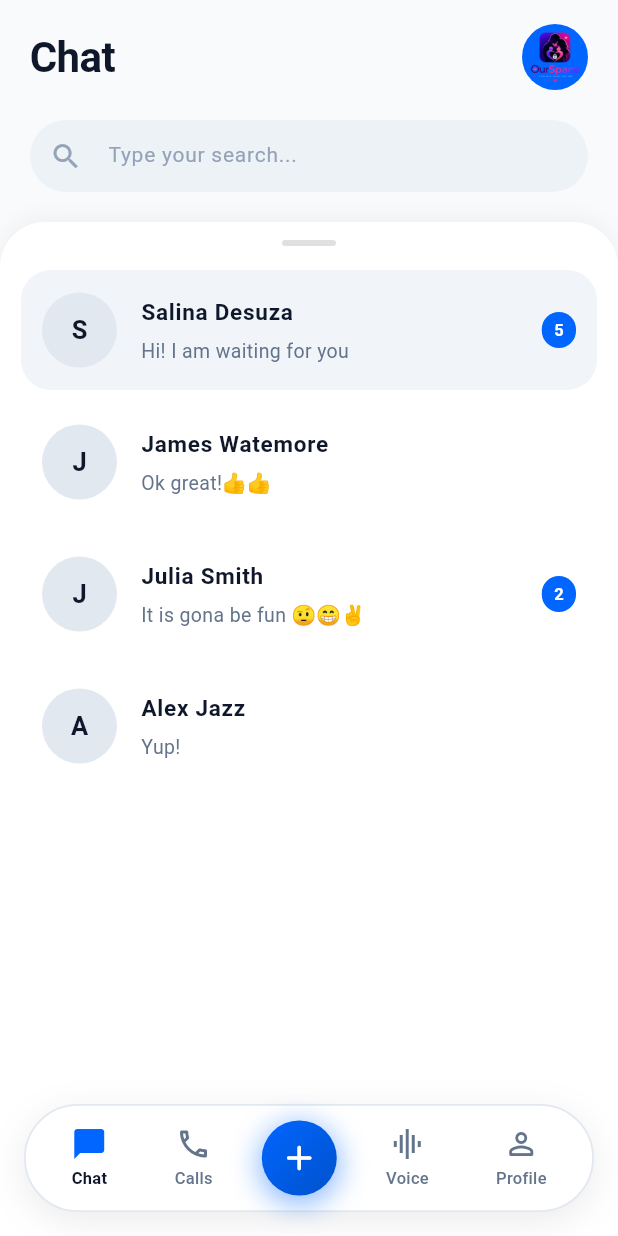
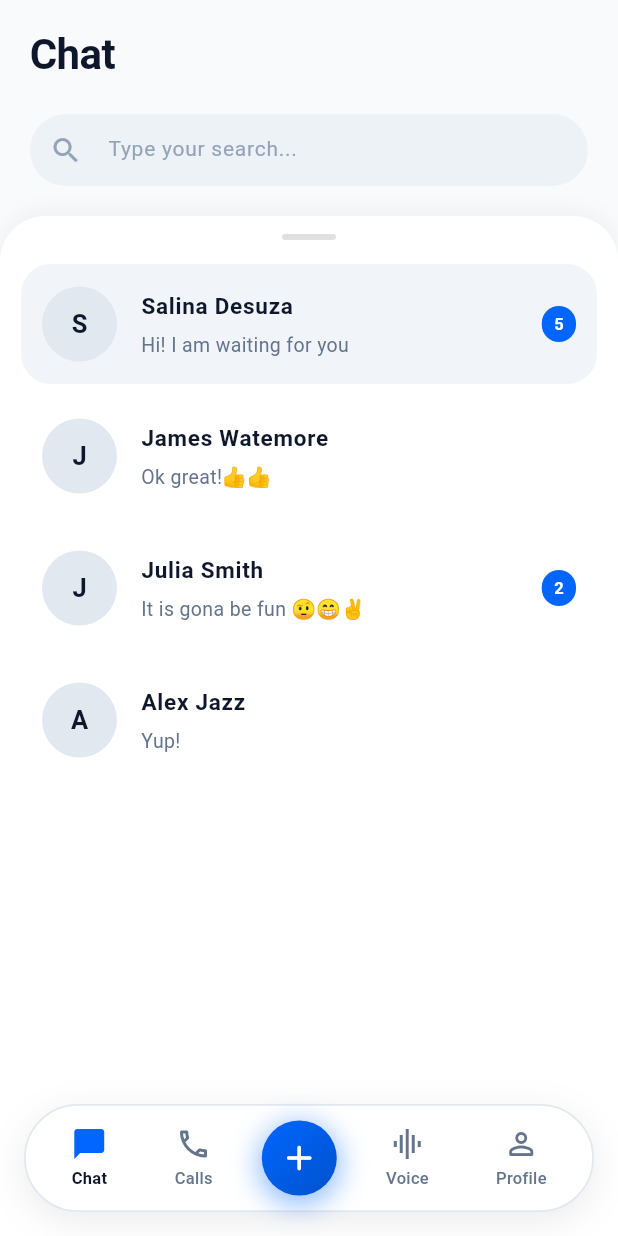
Before and after one commit to Virusboot/OurSpace, a Flutter app: the HomeScreen screen opened directly with empty values, on a phone screen of 412 x 824 dp. Run offline on Flutter 3.47's test engine with Material 3 defaults, Android fonts, the phone set to English and light mode, and no system bars; our stand-ins replace flutter_secure_storage, local_auth; accounts and stored records are empty.

Commit message:
style(mobile_flutter): remove profile icon from top-right header of HomeScreen

```diff
--- a/mobile_flutter/lib/features/chat/presentation/screens/home_screen.dart
+++ b/mobile_flutter/lib/features/chat/presentation/screens/home_screen.dart
@@ -517,25 +517,6 @@ class _HomeScreenState extends State<HomeScreen> {
                       letterSpacing: -0.4,
                     ),
                   ),
-                  GestureDetector(
-                    onTap: widget.onOpenSettings,
-                    child: Container(
-                      padding: const EdgeInsets.all(2),
-                      decoration: const BoxDecoration(
-                        color: Color(0xFF0066FF),
-                        shape: BoxShape.circle,
-                      ),
-                      child: ClipRRect(
-                        borderRadius: BorderRadius.circular(20),
-                        child: Image.asset(
-                          'assets/images/Our Space Logo.png',
-                          width: 40,
-                          height: 40,
-                          fit: BoxFit.contain,
-                        ),
-                      ),
-                    ),
-                  ),
                 ],
               ),
             ),
```
Also changed, not shown: 1 other file.
